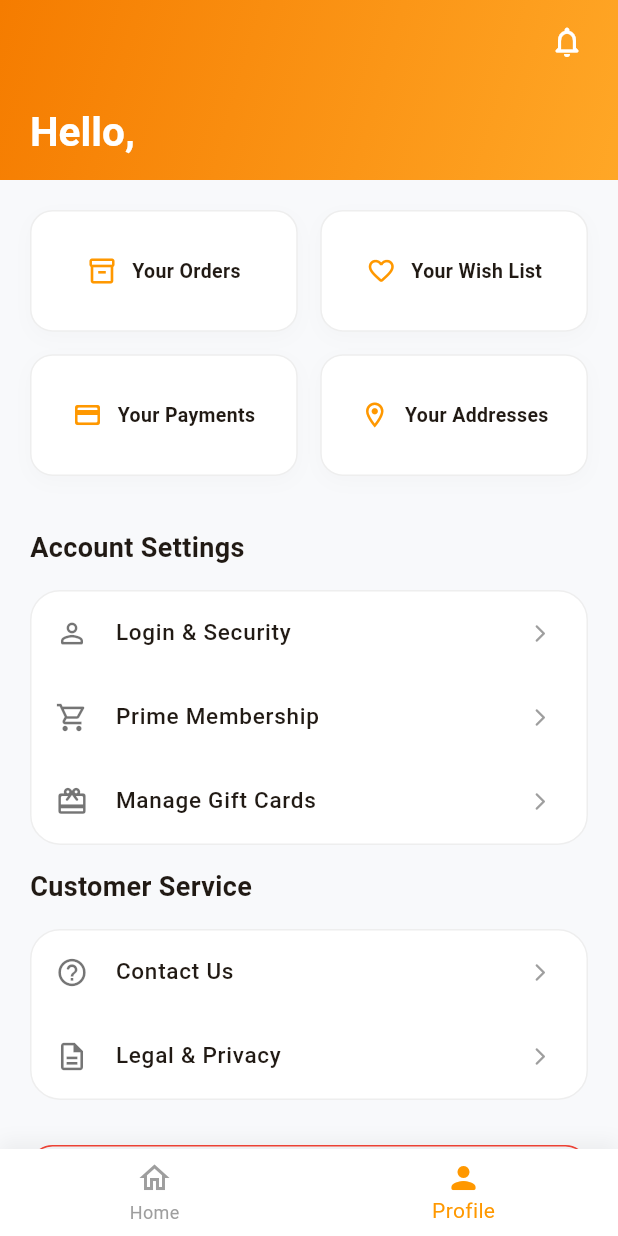
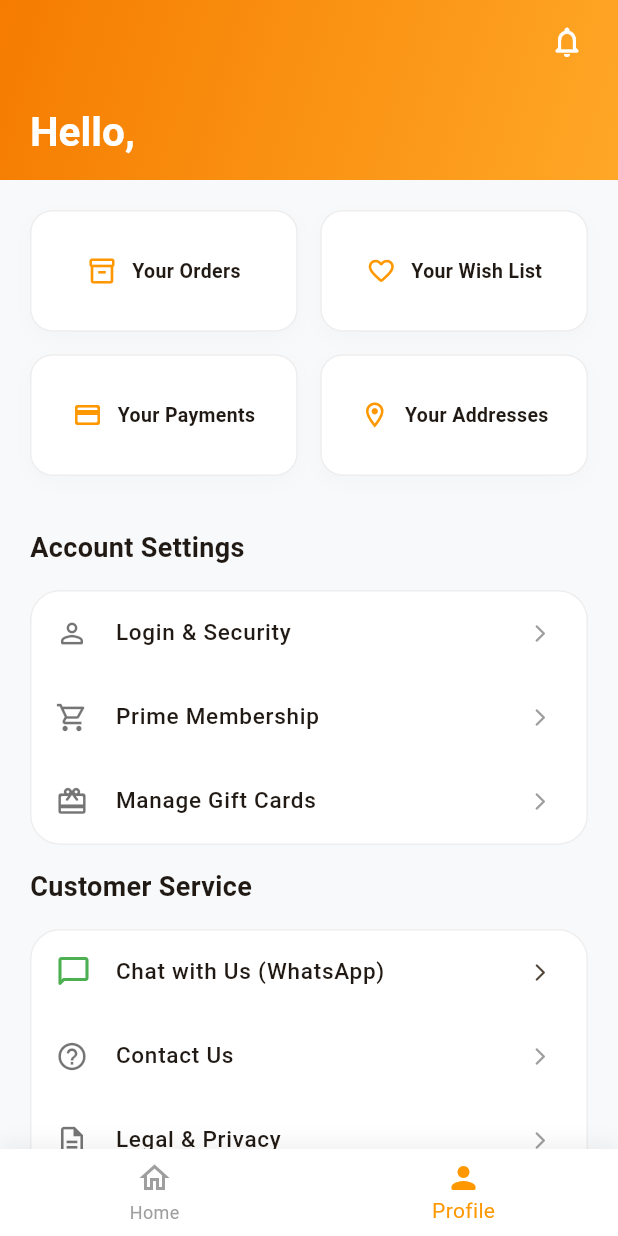
Before and after one commit to Ashkulal/flutty_app, a Flutter app: the ProductListScreen screen opened directly, item 2 of the bottom bar chosen, on a phone screen of 412 x 824 dp. Run offline on Flutter 3.47's test engine with Material 3 defaults, Android fonts, the phone set to English and light mode, and no system bars; our stand-ins replace shared_preferences, supabase_flutter; accounts and stored records are empty; network calls fail.

Commit message:
Ultimate Upgrade: Added Smart Search and WhatsApp Support

```diff
--- a/lib/screens/product_list_screen.dart
+++ b/lib/screens/product_list_screen.dart
@@ -90,6 +90,7 @@ class _ProductListScreenState extends State<ProductListScreen> {
       child: Column(
         children: [
           _buildPremiumHeader(context),
+          _buildSearchBar(),
           Expanded(
             child: RefreshIndicator(
               onRefresh: _fetchProducts,
@@ -97,8 +98,8 @@ class _ProductListScreenState extends State<ProductListScreen> {
               child: CustomScrollView(
                 physics: const AlwaysScrollableScrollPhysics(),
                 slivers: [
-                  SliverToBoxAdapter(child: _buildPromoCarousel()),
-                  SliverToBoxAdapter(child: _buildCategoryList()),
+                  if (_searchQuery.isEmpty) SliverToBoxAdapter(child: _buildPromoCarousel()),
+                  if (_searchQuery.isEmpty) SliverToBoxAdapter(child: _buildCategoryList()),
                   _buildProductGridSection(),
                   const SliverToBoxAdapter(child: SizedBox(height: 20)),
                 ],
@@ -106,6 +107,41 @@ class _ProductListScreenState extends State<ProductListScreen> {
             ),
           ),
         ],
+      ),
+    );
+  }
+
+  Widget _buildSearchBar() {
+    return Padding(
+      padding: const EdgeInsets.symmetric(horizontal: 20, vertical: 10),
+      child: Container(
+        padding: const EdgeInsets.symmetric(horizontal: 15),
+        decoration: BoxDecoration(
+          color: Colors.white,
+          borderRadius: BorderRadius.circular(15),
+          border: Border.all(color: Colors.grey.shade200),
+          boxShadow: [
+            BoxShadow(color: Colors.black.withOpacity(0.02), blurRadius: 10, offset: const Offset(0, 4))
+          ],
+        ),
+        child: TextField(
+          onChanged: (value) => setState(() => _searchQuery = value),
+          decoration: InputDecoration(
+            hintText: "Search products...",
+            hintStyle: TextStyle(color: Colors.grey[400], fontSize: 14),
+            border: InputBorder.none,
+            icon: const Icon(Icons.search, color: Colors.orange, size: 20),
+            suffixIcon: _searchQuery.isNotEmpty
+              ? IconButton(
+                  icon: const Icon(Icons.close, size: 18, color: Colors.grey),
+                  onPressed: () {
+                    FocusScope.of(context).unfocus();
+                    setState(() => _searchQuery = "");
+                  }
+                )
+              : null,
+          ),
+        ),
       ),
     );
   }
--- a/lib/screens/profile_screen.dart
+++ b/lib/screens/profile_screen.dart
@@ -1,6 +1,7 @@
 import 'package:flutter/material.dart';
 import 'package:supabase_flutter/supabase_flutter.dart';
 import 'login_screen.dart';
+import 'package:url_launcher/url_launcher.dart';
 import 'orders_screen.dart';
 import 'wishlist_screen.dart';
 import 'payment_screen.dart';
@@ -145,10 +146,40 @@ class ProfileScreen extends StatelessWidget {
     );
   }
 
+  Future<void> _launchWhatsApp(BuildContext context) async {
+    const phone = "918660871XXX"; // User's requested number or placeholder
+    final url = "whatsapp://send?phone=$phone&text=Hello ShopNow Support! I need help with my order.";
+    final uri = Uri.parse(url);
+
+    try {
+      if (await canLaunchUrl(uri)) {
+        await launchUrl(uri, mode: LaunchMode.externalApplication);
+      } else {
+        if (context.mounted) {
+          ScaffoldMessenger.of(context).showSnackBar(
+            const SnackBar(content: Text("WhatsApp not installed.")),
+          );
+        }
+      }
+    } catch (e) {
+      if (context.mounted) {
+        ScaffoldMessenger.of(context).showSnackBar(
+          SnackBar(content: Text("Error: $e")),
+        );
+      }
+    }
+  }
+
   Widget _buildSettingsSection(BuildContext context) {
     return _buildSection(
       "Customer Service",
       [
+        ListTile(
+          leading: const Icon(Icons.chat_bubble_outline_rounded, color: Colors.green),
+          title: const Text("Chat with Us (WhatsApp)", style: TextStyle(fontSize: 15, fontWeight: FontWeight.w500)),
+          trailing: const Icon(Icons.arrow_forward_ios_rounded, size: 14),
+          onTap: () => _launchWhatsApp(context),
+        ),
         _buildListTile(context, Icons.help_outline_rounded, "Contact Us", null),
         _buildListTile(context, Icons.description_outlined, "Legal & Privacy", null),
       ],
```
